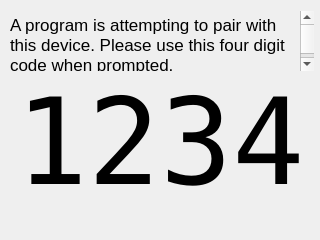
kipr/botui, file ui/PairWidget.ui: the form before one commit.
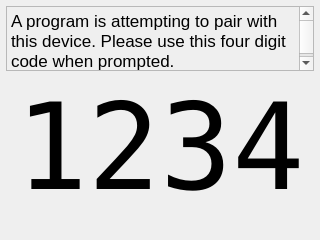
The form after the commit.

Commit message: More work on Pair Widget

Patch:
```diff
--- a/ui/PairWidget.ui
+++ b/ui/PairWidget.ui
@@ -13,7 +13,7 @@
   <property name="windowTitle">
    <string>Pair</string>
   </property>
-  <layout class="QVBoxLayout" name="verticalLayout">
+  <layout class="QVBoxLayout" name="verticalLayout" stretch="0,1,1">
    <property name="leftMargin">
     <number>6</number>
    </property>
@@ -27,17 +27,17 @@
     <number>0</number>
    </property>
    <item>
-    <widget class="QTextBrowser" name="message">
-     <property name="minimumSize">
-      <size>
-       <width>0</width>
-       <height>60</height>
-      </size>
+    <widget class="QTextBrowser" name="textBrowser">
+     <property name="sizePolicy">
+      <sizepolicy hsizetype="Expanding" vsizetype="Expanding">
+       <horstretch>0</horstretch>
+       <verstretch>0</verstretch>
+      </sizepolicy>
      </property>
      <property name="maximumSize">
       <size>
        <width>16777215</width>
-       <height>50</height>
+       <height>65</height>
       </size>
      </property>
      <property name="palette">
@@ -77,17 +77,6 @@
        </disabled>
       </palette>
      </property>
-     <property name="font">
-      <font>
-       <pointsize>13</pointsize>
-      </font>
-     </property>
-     <property name="styleSheet">
-      <string notr="true"/>
-     </property>
-     <property name="frameShape">
-      <enum>QFrame::NoFrame</enum>
-     </property>
      <property name="html">
       <string>&lt;!DOCTYPE HTML PUBLIC &quot;-//W3C//DTD HTML 4.0//EN&quot; &quot;http://www.w3.org/TR/REC-html40/strict.dtd&quot;&gt;
 &lt;html&gt;&lt;head&gt;&lt;meta name=&quot;qrichtext&quot; content=&quot;1&quot; /&gt;&lt;style type=&quot;text/css&quot;&gt;
```
